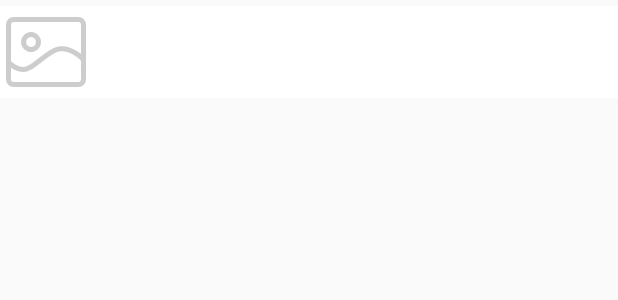
After one commit to liujingsong/lottery_cast, an Android app: the layout news_item.xml on its own in the app's theme, with its tools: preview values and no code run, on a phone screen of 412 x 824 dp. The commit adds this screen. Shown: the top 300 px of the screen. Run offline under Robolectric (Android 15) with nearby library versions, the phone set to English and light mode, and no system bars.

Commit message:
commit news

```diff
--- a/app/src/main/java/com/cast/lottery/lotterycast/fragment/BaseContentFragment.java
+++ b/app/src/main/java/com/cast/lottery/lotterycast/fragment/BaseContentFragment.java
@@ -28,6 +28,7 @@ public abstract class BaseContentFragment extends Fragment implements ScreenShot
     public static final String CLOSE = "Close";
     public static final String LATEST = "latest";
     public static final String HISTORY = "history";
+    public static final String NEWS = "news";
     public static final String ABOUT = "about";
 
 
--- /dev/null
+++ b/app/src/main/res/layout/news_item.xml
@@ -0,0 +1,43 @@
+<?xml version="1.0" encoding="utf-8"?>
+<LinearLayout xmlns:android="http://schemas.android.com/apk/res/android"
+    android:layout_width="match_parent"
+    android:layout_height="wrap_content"
+    android:layout_marginTop="4dp"
+    android:layout_marginBottom="4dp"
+    android:background="@color/white"
+    android:orientation="horizontal">
+
+    <ImageView
+        android:id="@+id/imageView"
+        android:layout_width="wrap_content"
+        android:layout_height="wrap_content"
+        android:layout_gravity="center_vertical"
+        android:layout_margin="4dip"
+        android:src="@drawable/default_news_pic" />
+
+    <LinearLayout
+        android:layout_width="match_parent"
+        android:layout_height="match_parent"
+        android:layout_gravity="center_vertical"
+        android:layout_marginLeft="6dp"
+        android:orientation="vertical">
+
+        <TextView
+            android:id="@+id/title"
+            android:layout_width="match_parent"
+            android:layout_height="wrap_content"
+            android:layout_gravity="top|left"
+            android:textSize="18sp"
+            android:gravity="center_vertical"
+            android:text="" />
+
+        <TextView
+            android:id="@+id/publishTime"
+            android:layout_width="wrap_content"
+            android:layout_height="match_parent"
+            android:textSize="10sp"
+            android:layout_gravity="bottom|right"
+            android:gravity="center_vertical"
+            android:text="" />
+    </LinearLayout>
+</LinearLayout>
```
Also changed, not shown: app/src/main/java/com/cast/lottery/lotterycast/MainActivity.java (+8 -1 lines), app/src/main/java/com/cast/lottery/lotterycast/fragment/NewsFragment.java (added, +141 -0 lines), app/src/main/res/layout/fragment_news.xml (added, +27 -0 lines), app/src/main/res/drawable-xhdpi/default_news_pic.png (added).
